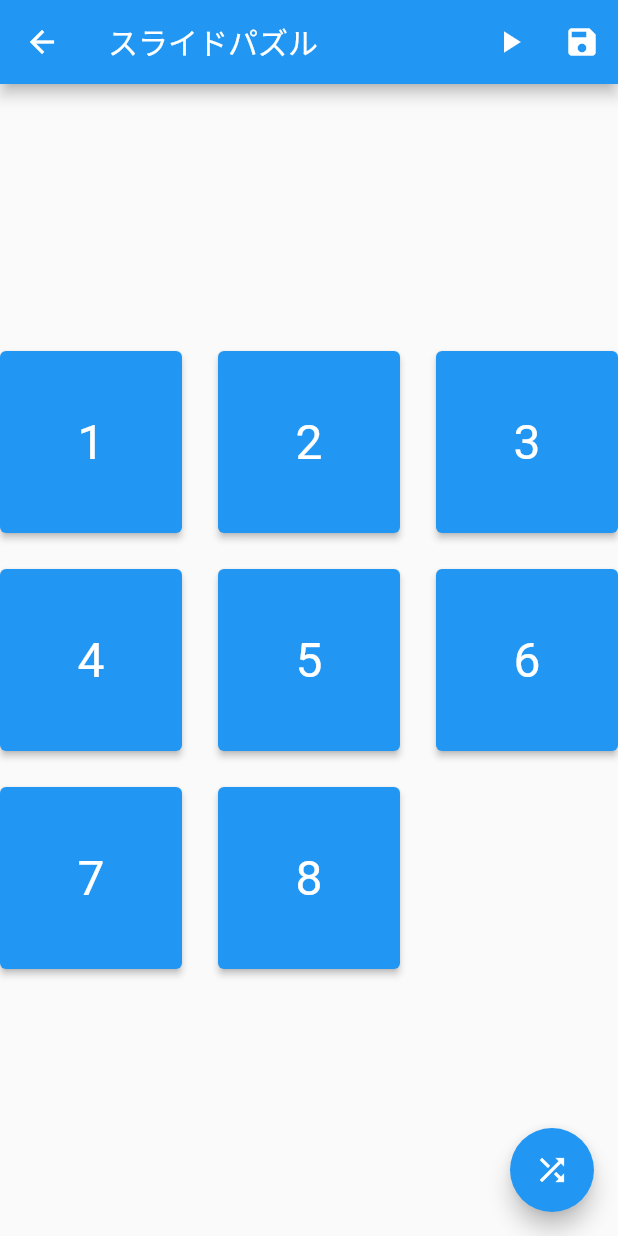
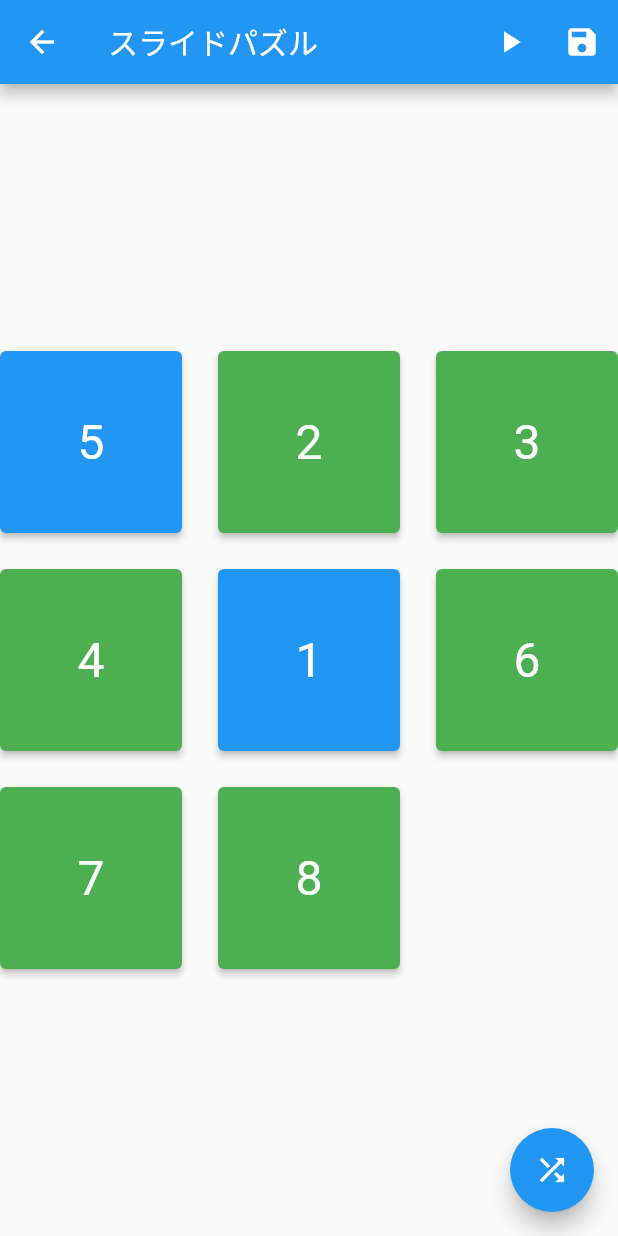
Before and after one commit to yusei88/first-flutter-app, a Flutter app: the PuzzlePage screen opened directly, on a phone screen of 412 x 824 dp. Run offline on Flutter 3.47's test engine with Material 2 defaults, Android fonts, the phone set to English and light mode, and no system bars.

Commit message:
#4 タイルの正解判定を実装

```diff
--- a/lib/view/puzzle_page.dart
+++ b/lib/view/puzzle_page.dart
@@ -10,17 +10,7 @@ class PuzzlePage extends StatefulWidget {
 
 class _PuzzlePageState extends State<PuzzlePage> {
   // 現在のタイルの状態
-  List<int> tileNumbers = [
-    1,
-    2,
-    3,
-    4,
-    5,
-    6,
-    7,
-    8,
-    0,
-  ];
+  List<int> tileNumbers = [5, 2, 3, 4, 1, 6, 7, 8, 0];
 
   @override
   Widget build(BuildContext context) {
@@ -41,8 +31,10 @@ class _PuzzlePageState extends State<PuzzlePage> {
           ),
         ],
       ),
-      body: const Center(
-        child: TilesView(),
+      body: Center(
+        child: Center(
+          child: TilesView(numbers: tileNumbers),
+        ),
       ),
       floatingActionButton: FloatingActionButton(
         onPressed: () => {},
--- a/lib/view/tiles_view.dart
+++ b/lib/view/tiles_view.dart
@@ -2,27 +2,31 @@ import 'package:flutter/material.dart';
 import 'package:my_first_flutter_app/view/tile_view.dart';
 
 class TilesView extends StatelessWidget {
-  const TilesView({Key? key}) : super(key: key);
+  final List<int> numbers;
+
+  const TilesView({
+    Key? key,
+    required this.numbers,
+  }) : super(key: key);
 
   @override
   Widget build(BuildContext context) {
     return GridView.count(
-      shrinkWrap: true,
-      crossAxisCount: 3,
-      crossAxisSpacing: 24,
-      mainAxisSpacing: 24,
-      padding: const EdgeInsets.symmetric(vertical: 24),
-      children: [
-        TileView(number: 1, color: Colors.blue, onPressed: () {}),
-        TileView(number: 2, color: Colors.blue, onPressed: () {}),
-        TileView(number: 3, color: Colors.blue, onPressed: () {}),
-        TileView(number: 4, color: Colors.blue, onPressed: () {}),
-        TileView(number: 5, color: Colors.blue, onPressed: () {}),
-        TileView(number: 6, color: Colors.blue, onPressed: () {}),
-        TileView(number: 7, color: Colors.blue, onPressed: () {}),
-        TileView(number: 8, color: Colors.blue, onPressed: () {}),
-        Container(),
-      ],
-    );
+        shrinkWrap: true,
+        crossAxisCount: 3,
+        crossAxisSpacing: 24,
+        mainAxisSpacing: 24,
+        padding: const EdgeInsets.symmetric(vertical: 24),
+        children: <Widget>[
+          for (int i = 0; i < 9; i++)
+            if (numbers[i] == 0)
+              Container()
+            else
+              TileView(
+                number: numbers[i],
+                color: numbers[i] == i+1 ? Colors.green : Colors.blue,
+                onPressed: () {},
+              )
+        ]);
   }
 }
```
